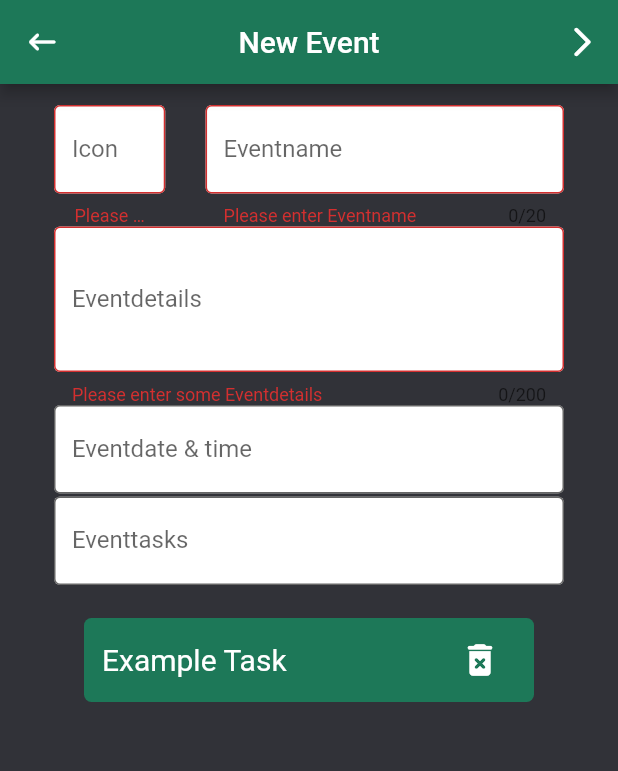
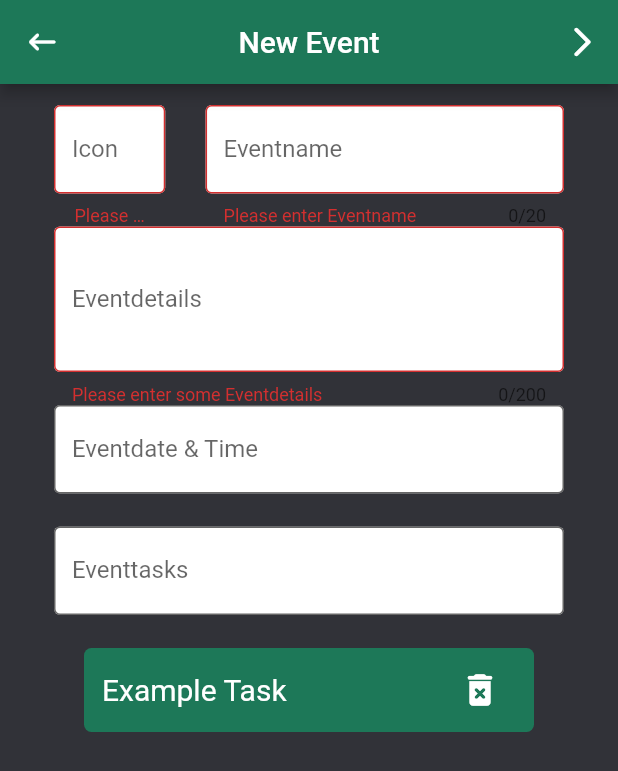
Before and after one commit to Maretius/evented, a Flutter app: the NewEvent screen opened directly, after a tap on the "arrow forward ios" icon, on a phone screen of 412 x 824 dp. Shown: the top 771 px of the screen. Run offline on Flutter 3.47's test engine with Material 2 defaults, Android fonts, the phone set to English and light mode, and no system bars; drawn by our look-alikes of datetime_picker_formfield.

Commit message:
newEvent.dart Emoji regexp ansonsten soweit fertig

```diff
--- a/lib/newEvent.dart
+++ b/lib/newEvent.dart
@@ -26,7 +26,6 @@ class _NewEventState extends State<NewEvent> {
 
   final dateFormat = DateFormat("dd.MM.yyyy - HH:mm");
   final TextEditingController _controller = TextEditingController();
-
   final _formKey = GlobalKey<FormState>();
   final _event = EventSettings();
 
@@ -54,12 +53,7 @@ class _NewEventState extends State<NewEvent> {
                   Navigator.push(
                     context,
                     MaterialPageRoute(
-                        builder: (context) => NewEventFriends(
-                            _event.eventIcon,
-                            _event.eventName,
-                            _event.eventDetails,
-                            _event.eventDateTime,
-                            _event.eventTasks)),
+                        builder: (context) => NewEventFriends(_event.eventIcon, _event.eventName, _event.eventDetails, _event.eventDateTime, _event.eventTasks)),
                   );
                 }
               },
@@ -91,12 +85,15 @@ class _NewEventState extends State<NewEvent> {
                             width: MediaQuery.of(context).size.width * 0.18,
                             child: TextFormField(
                               validator: (value) {
+                                final RegExp emojiregex = new RegExp(r'(\u00a9|\u00ae|[\u2000-\u3300]|\ud83c[\ud000-\udfff]|\ud83d[\ud000-\udfff]|\ud83e[\ud000-\udfff])');
                                 if (value.isEmpty) {
                                   return 'Please enter Eventicon';
+                                } else if (!emojiregex.hasMatch(value) || value.length > 2){
+                                  return '1 Emoji';
                                 }
+                                return null;
                               },
-                              onSaved: (val) =>
-                                  setState(() => _event.eventIcon = val),
+                              onSaved: (val) => setState(() => _event.eventIcon = val),
                               textAlign: TextAlign.center,
                               decoration: InputDecoration(
                                 fillColor: Colors.white,
@@ -114,9 +111,9 @@ class _NewEventState extends State<NewEvent> {
                                 if (value.isEmpty) {
                                   return 'Please enter Eventname';
                                 }
+                                return null;
                               },
-                              onSaved: (val) =>
-                                  setState(() => _event.eventName = val),
+                              onSaved: (val) => setState(() => _event.eventName = val),
                               maxLength: 20,
                               decoration: InputDecoration(
                                 fillColor: Colors.white,
@@ -134,6 +131,7 @@ class _NewEventState extends State<NewEvent> {
                         if (value.isEmpty) {
                           return 'Please enter some Eventdetails';
                         }
+                        return null;
                       },
                       keyboardType: TextInputType.multiline,
                       maxLines: 3,
@@ -145,9 +143,13 @@ class _NewEventState extends State<NewEvent> {
                           labelText: "Eventdetails"),
                     ),
                     DateTimeField(
-                      // TODO DateTime validator
-                      onSaved: (val) =>
-                          setState(() => _event.eventDateTime = val),
+                      validator: (value) {
+                        if (value == null){
+                          return 'Please enter Date & Time';
+                        }
+                        return null;
+                      },
+                      onSaved: (val) => setState(() => _event.eventDateTime = val),
                       // URL: https://pub.dev/packages/datetime_picker_formfield
                       format: dateFormat,
                       onShowPicker: (context, currentValue) async {
@@ -171,16 +173,16 @@ class _NewEventState extends State<NewEvent> {
                           fillColor: Colors.white,
                           filled: true,
                           border: OutlineInputBorder(),
-                          labelText: "Eventdate & time"),
+                          labelText: "Eventdate & Time"),
                     ),
                     Container(
+                      margin: EdgeInsets.symmetric(vertical: 20.0, horizontal: 0.0),
                       child: Column(
                         mainAxisSize: MainAxisSize.max,
                         mainAxisAlignment: MainAxisAlignment.center,
                         children: [
                           Padding(
-                            padding: EdgeInsets.symmetric(
-                                vertical: 2.0, horizontal: 0.0),
+                            padding: EdgeInsets.symmetric(vertical: 2.0, horizontal: 0.0),
                             child: TextFormField(
                               controller: _controller,
                               onFieldSubmitted: (value) {
--- a/lib/newEventFriends.dart
+++ b/lib/newEventFriends.dart
@@ -89,7 +89,7 @@ class EventFriend extends StatelessWidget {
   @override
   Widget build(BuildContext context) {
     return Container(
-      padding: EdgeInsets.symmetric(horizontal: 16),
+      padding: EdgeInsets.symmetric(horizontal: 16.0, vertical: 0.0),
       margin: const EdgeInsets.only(top: 10.0, left: 20.0, right: 20.0),
       decoration: BoxDecoration(
           color: friendMember ? kPrimaryColor : kPrimaryBackgroundColor,
```
